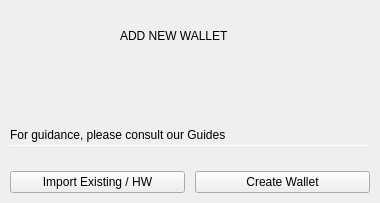
Above: BlockSettleUILib/NewWalletDialog.ui from BlockSettle/terminal before the change. Below: the same form after it.
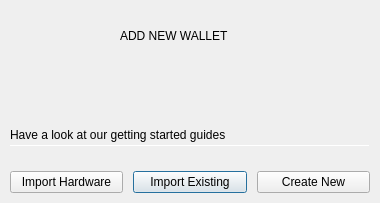
That is the form after the change. Icons and pictures are not drawn.

Commit message: Add Import HW button to NewWalletDialog

Patch:
```diff
--- a/BlockSettleUILib/NewWalletDialog.ui
+++ b/BlockSettleUILib/NewWalletDialog.ui
@@ -137,7 +137,7 @@
          <enum>Qt::NoContextMenu</enum>
         </property>
         <property name="text">
-         <string>For guidance, please consult our Guides</string>
+         <string>Have a look at our getting started guides</string>
         </property>
         <property name="textFormat">
          <enum>Qt::RichText</enum>
@@ -206,19 +206,26 @@
        <number>10</number>
       </property>
       <item>
-       <widget class="QPushButton" name="pushButtonImport">
+       <widget class="QPushButton" name="pushButtonHw">
         <property name="text">
-         <string>Import Existing / HW</string>
+         <string>Import Hardware</string>
         </property>
         <property name="autoDefault">
          <bool>false</bool>
         </property>
        </widget>
       </item>
+      <item>
+       <widget class="QPushButton" name="pushButtonImport">
+        <property name="text">
+         <string>Import Existing</string>
+        </property>
+       </widget>
+      </item>
       <item>
        <widget class="QPushButton" name="pushButtonCreate">
         <property name="text">
-         <string>Create Wallet</string>
+         <string>Create New</string>
         </property>
         <property name="autoDefault">
          <bool>false</bool>
```
The commit also changes 5 other files.
